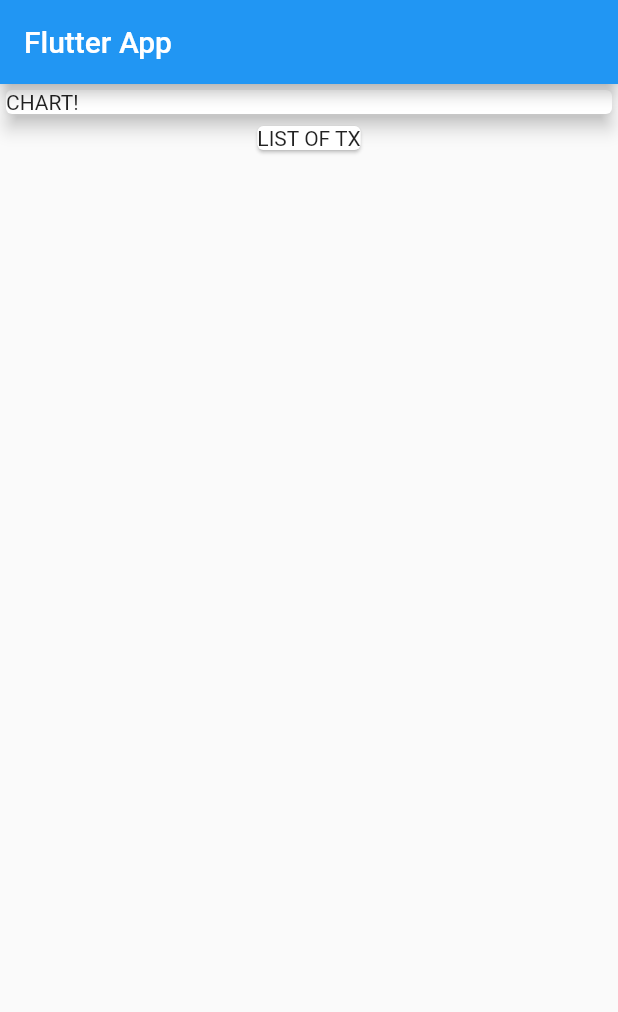
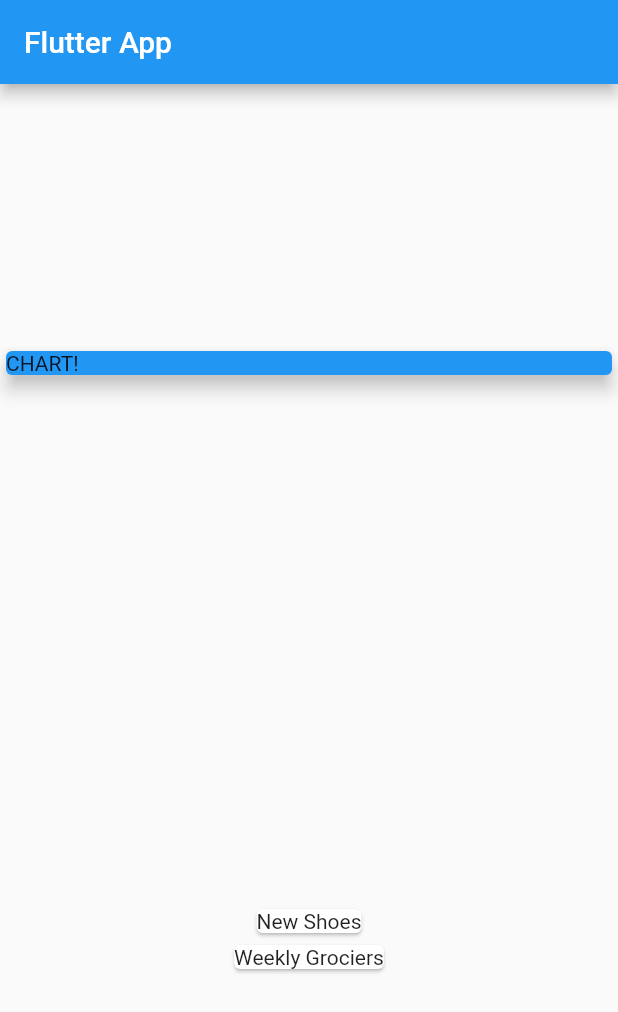
Before and after one commit to khlebobul/personal-expenses-app, a Flutter app: the screen it shows after launch, on a phone screen of 412 x 824 dp. Shown: the top 1012 px of the screen. Run offline on Flutter 3.47's test engine with Material 2 defaults, Android fonts, the phone set to English and light mode, and no system bars.

Commit message:
creating transactions and column alignment

```diff
--- a/lib/main.dart
+++ b/lib/main.dart
@@ -1,4 +1,5 @@
 import 'package:flutter/material.dart';
+import 'package:personal_expences_app/transaction.dart';
 
 void main() => runApp(MyApp());
 
@@ -13,6 +14,13 @@ class MyApp extends StatelessWidget {
 }
 
 class MyHomePage extends StatelessWidget {
+  final List<Transaction> transaction = [
+    Transaction(
+        id: 't1', title: 'New Shoes', amount: 69.99, date: DateTime.now()),
+    Transaction(
+        id: 't2', title: 'Weekly Grociers', amount: 16.53, date: DateTime.now())
+  ];
+
   @override
   Widget build(BuildContext context) {
     return Scaffold(
@@ -20,16 +28,23 @@ class MyHomePage extends StatelessWidget {
         title: Text('Flutter App'),
       ),
       body: Column(
+        mainAxisAlignment: MainAxisAlignment.spaceAround,
+        crossAxisAlignment: CrossAxisAlignment.stretch,
         children: <Widget>[
           Container(
             width: double.infinity,
             child: Card(
+              color: Colors.blue,
               child: Text('CHART!'),
               elevation: 5,
             ),
           ),
-          Card(
-            child: Text('LIST OF TX'),
+          Column(
+            children: transaction.map((tx) {
+              return Card(
+                child: Text(tx.title),
+              );
+            }).toList(),
           ),
         ],
       ),
--- /dev/null
+++ b/lib/transaction.dart
@@ -0,0 +1,14 @@
+import 'package:flutter/foundation.dart';
+
+class Transaction {
+  String id;
+  String title;
+  double amount;
+  DateTime date;
+
+  Transaction(
+      {required this.id,
+      required this.title,
+      required this.amount,
+      required this.date});
+}
```
